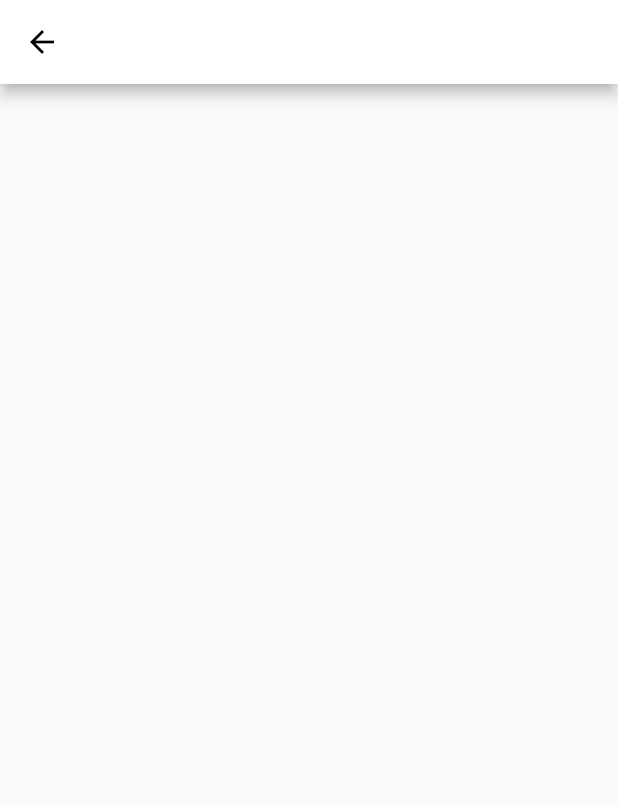
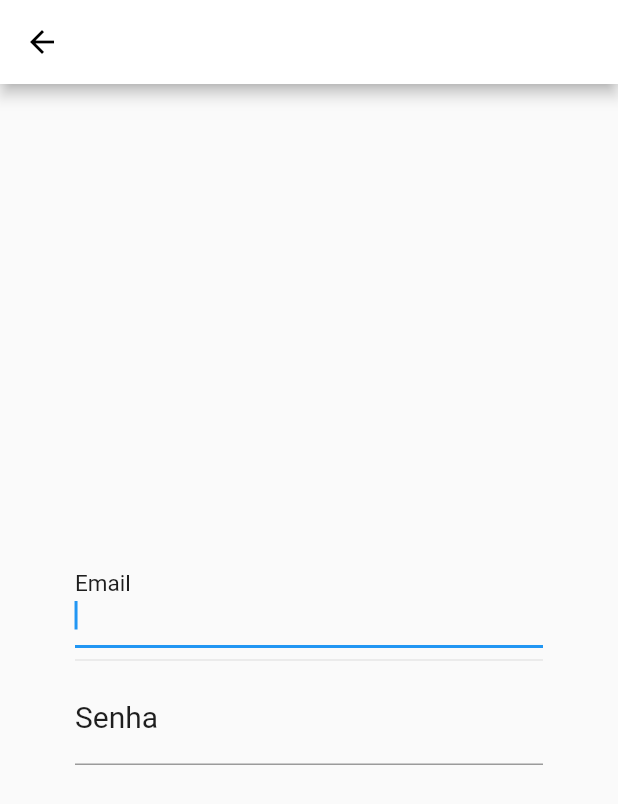
Before and after one commit to marialuisacampos/pisi3_e_dsi, a Flutter app: the screen it shows after launch, after a tap on "Login", on a phone screen of 412 x 824 dp. Shown: the top 804 px of the screen. Run offline on Flutter 3.47's test engine with Material 2 defaults, Android fonts, the light colour scheme and no system bars.

Commit message:
inputs de login

```diff
--- a/dsi/easyfood/lib/pages/signinPage.dart
+++ b/dsi/easyfood/lib/pages/signinPage.dart
@@ -17,7 +17,35 @@ class _SignInPageState extends State<SignInPage> {
           ),
           backgroundColor: Colors.white,
         ),
-      // body: ...
-    );
+        body: Padding(
+          child: Center(
+            child: Column(
+                crossAxisAlignment: CrossAxisAlignment.stretch,
+                mainAxisAlignment: MainAxisAlignment.center,
+                children: <Widget>[
+                  TextFormField(
+                    autofocus: true,
+                    keyboardType: TextInputType.emailAddress,
+                    decoration: InputDecoration(
+                        labelText: "Email",
+                        labelStyle: TextStyle(
+                            color: Color.fromRGBO(30, 30, 30, 100),
+                            fontSize: 20)),
+                  ),
+                  Divider(),
+                  TextFormField(
+                    autofocus: true,
+                    keyboardType: TextInputType.text,
+                    obscureText: true,
+                    decoration: InputDecoration(
+                        labelText: "Senha",
+                        labelStyle: TextStyle(
+                            color: Color.fromRGBO(30, 30, 30, 100),
+                            fontSize: 20)),
+                  )
+                ]),
+          ),
+          padding: EdgeInsets.all(50),
+        ));
   }
 }
--- a/dsi/easyfood/pubspec.yaml
+++ b/dsi/easyfood/pubspec.yaml
@@ -36,6 +36,8 @@ dependencies:
   # The following adds the Cupertino Icons font to your application.
   # Use with the CupertinoIcons class for iOS style icons.
   cupertino_icons: ^1.0.2
+  english_words: ^4.0.0
+  material: ^1.0.0+2
 
 dev_dependencies:
   flutter_test:
```
Also changed, not shown: dsi/easyfood/pubspec.lock. Lines whose indentation alone changed are shown as unchanged.
